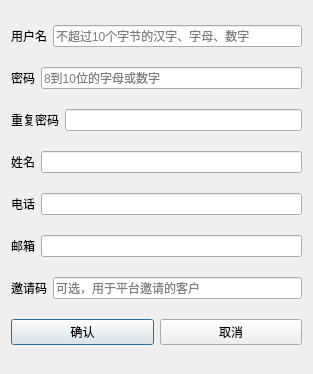
Qt form ui/ui_register_window.ui (inverse-limit/database-proj) before a commit.
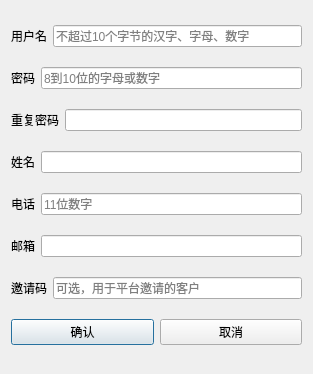
The same form after that commit.

```diff
--- a/ui/ui_register_window.ui
+++ b/ui/ui_register_window.ui
@@ -110,7 +110,11 @@
       </widget>
      </item>
      <item>
-      <widget class="QLineEdit" name="u_telephone"/>
+      <widget class="QLineEdit" name="u_telephone">
+       <property name="placeholderText">
+        <string>11位数字</string>
+       </property>
+      </widget>
      </item>
     </layout>
    </item>
```
